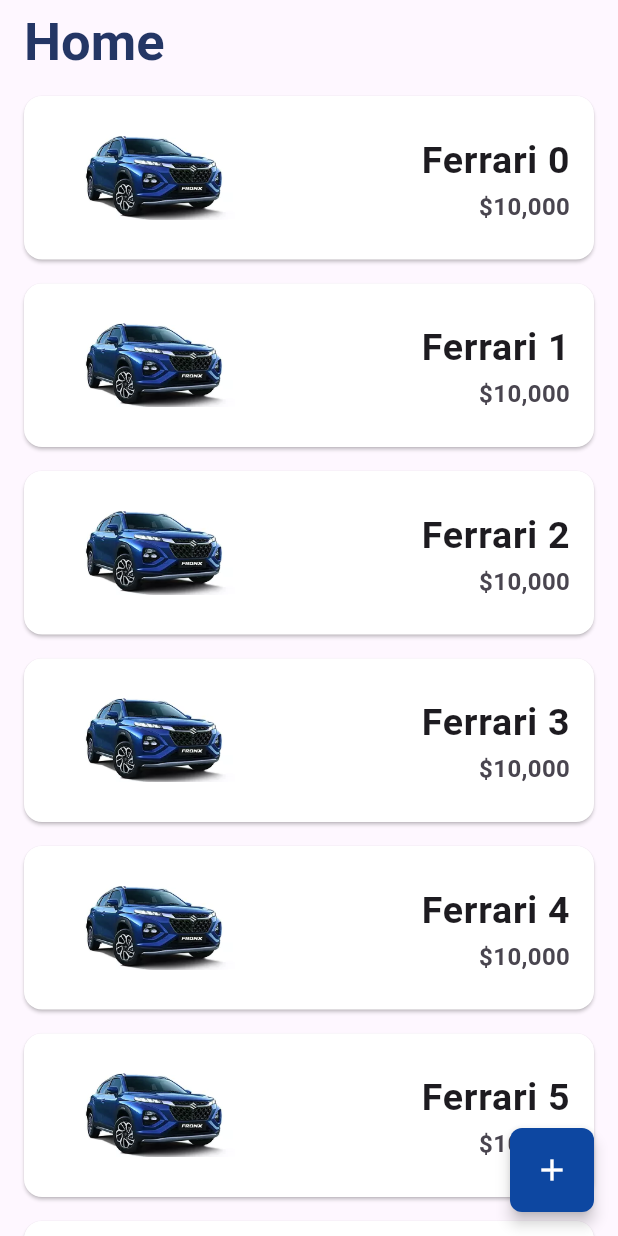
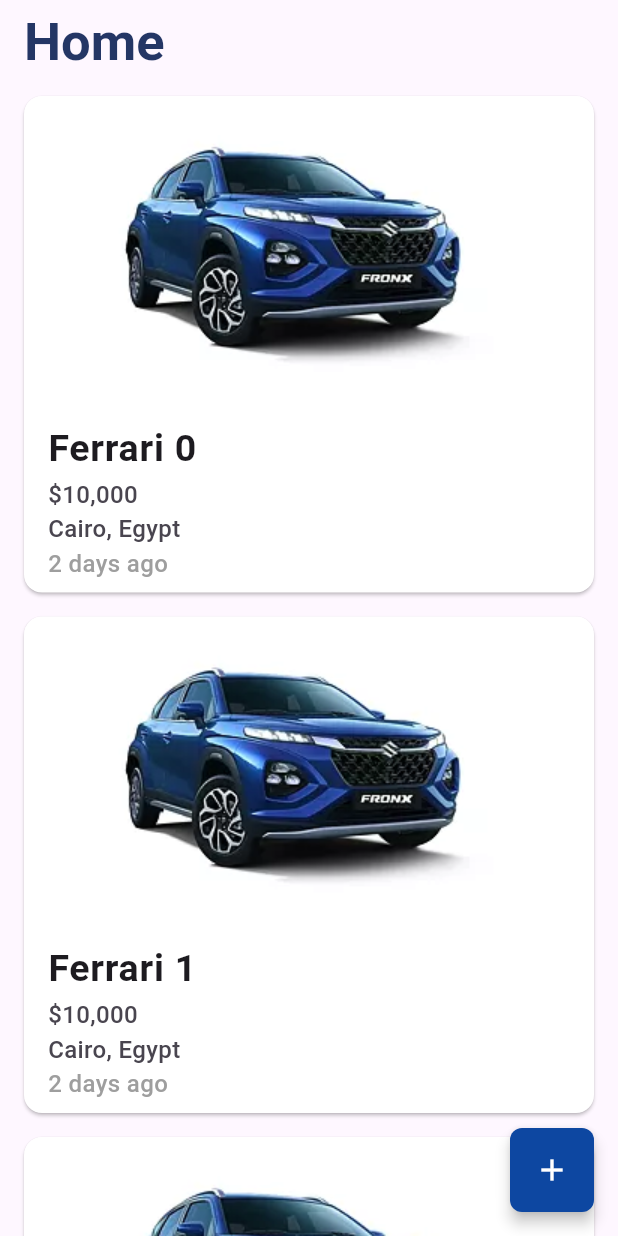
Before and after one commit to mohamedsalah918101/Cars-Store, a Flutter app: the home screen opened directly, on a phone screen of 412 x 824 dp. Run offline on Flutter 3.47's test engine with Material 3 defaults, Android fonts, the phone set to English and light mode, and no system bars; our stand-ins replace animated_splash_screen, cloud_firestore, firebase_auth, firebase_core, fluttertoast, get and 1 more; missing offline and left inert: datepicker_dropdown; accounts and stored records are empty.

Commit message:
mohamed alaa add post 1

```diff
--- a/lib/screens/home.dart
+++ b/lib/screens/home.dart
@@ -16,29 +16,45 @@ class home extends StatelessWidget{
       body: ListView.builder(
         itemCount: 10,
           itemBuilder: (context, index){
-            return  Card(
+            return  GestureDetector(
+              onTap: (){
+                Get.to(() => ShowDetails(index));
+              },
+              child: Card(
                 color: Colors.white,
                 margin: EdgeInsets.symmetric(vertical: 8, horizontal: 16),
-              child: ListTile(
-                contentPadding: EdgeInsets.all(16),
-                leading: Container(
-                  width: 150,
-                  height: 150,
+                child: Column(
+                  children: [
+                    ClipRRect(
+                      borderRadius: BorderRadius.circular(12),
                       child: Image.asset(
                         "assets/images/car_example.webp",
                         fit: BoxFit.cover,
                       ),
                     ),
+                    ListTile(
+                      contentPadding: EdgeInsets.fromLTRB(16, 0, 16, 0),
                       title: Align(
-                    alignment: Alignment.centerRight,
+                          alignment: Alignment.topLeft,
                           child: Text("Ferrari ${index}", style: TextStyle(fontSize: 25, fontWeight: FontWeight.bold),)
                       ),
-                subtitle: Align(
-                    alignment: Alignment.centerRight,
-                    child: Text("\$10,000", style: TextStyle(fontSize: 16, fontWeight: FontWeight.bold))),
-                onTap: (){
-                  Get.to(() => ShowDetails(index));
-                },
+                      subtitle: Column(
+                        mainAxisAlignment: MainAxisAlignment.spaceAround,
+                        children: [
+                          Align(
+                              alignment: Alignment.topLeft,
+                              child: Text("\$10,000", style: TextStyle(fontSize: 16, fontWeight: FontWeight.w500))),
+                          Align(
+                              alignment: Alignment.topLeft,
+                              child: Text("Cairo, Egypt", style: TextStyle(fontSize: 16, fontWeight: FontWeight.w500))),
+                          Align(
+                              alignment: Alignment.topLeft,
+                              child: Text("2 days ago", style: TextStyle(fontSize: 16, fontWeight: FontWeight.w500,color: Colors.grey)))
+                        ],
+                      ),
+                    ),
+                  ],
+                ),
               ),
             );
           }
```
Lines whose indentation alone changed are shown as unchanged.
